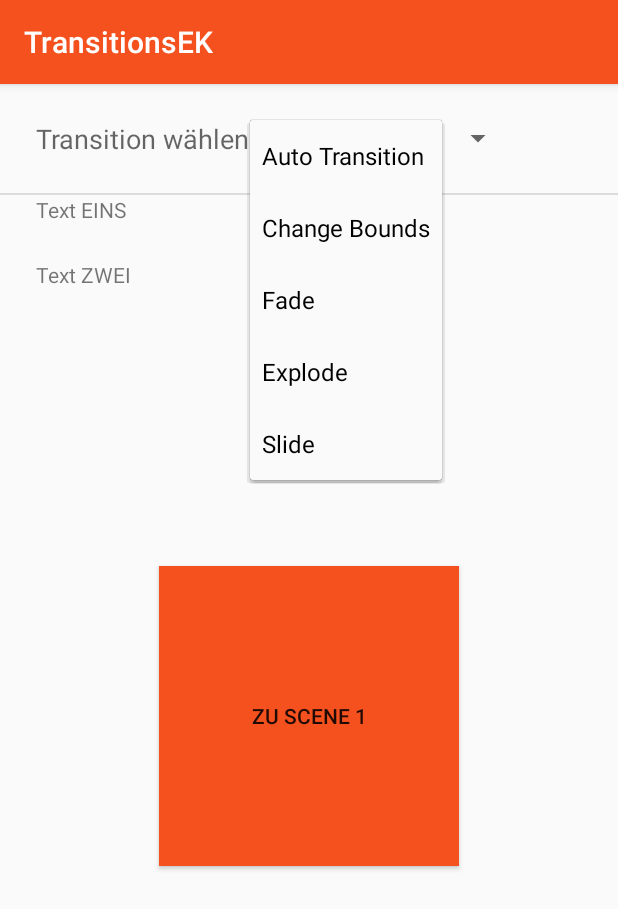
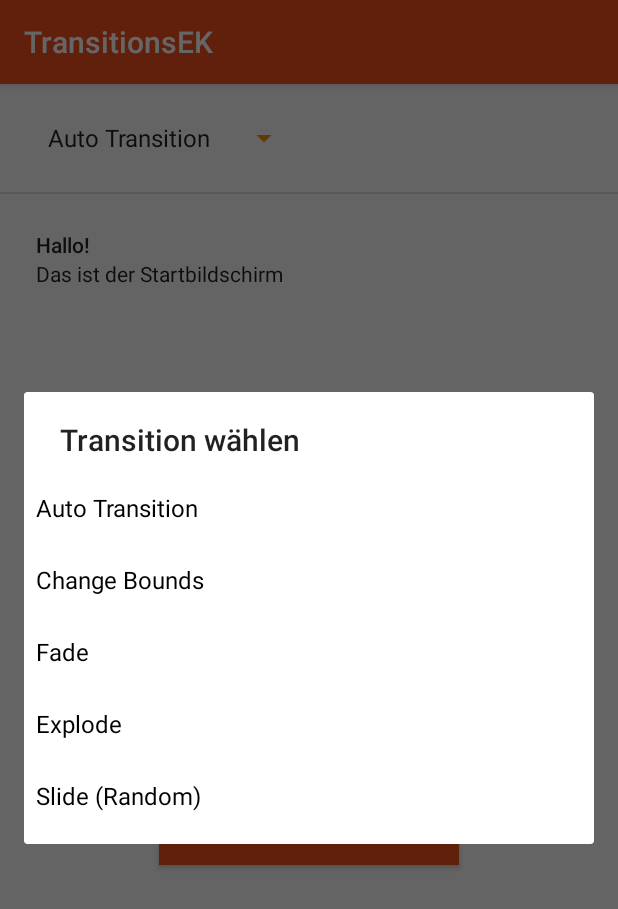
Before and after one commit to ltrebicki-tgm/Transition-Framework, an Android app: the screen it shows after launch (MainActivity), after a tap on "Auto Transition", on a phone screen of 412 x 824 dp. Shown: the top 909 px of the screen. Run offline under Robolectric (Android 15) with nearby library versions, the phone set to English and light mode, and no system bars.

Commit message:
Slide Richtung zufällig - Gravity Konstante wird zufällig gewählt

```diff
--- a/app/src/main/res/layout/activity_main.xml
+++ b/app/src/main/res/layout/activity_main.xml
@@ -5,17 +5,6 @@
     android:layout_width="match_parent"
     android:layout_height="match_parent"
     tools:context=".MainActivity">
-
-    <TextView
-        android:id="@+id/title"
-        android:layout_width="wrap_content"
-        android:layout_height="wrap_content"
-        android:layout_marginLeft="24dp"
-        android:layout_marginTop="24dp"
-        android:text="Transition wählen"
-        android:textAppearance="@style/TextAppearance.AppCompat.Medium"
-        app:layout_constraintLeft_toLeftOf="parent"
-        app:layout_constraintTop_toTopOf="parent" />
 
     <FrameLayout
         android:id="@+id/scene_root"
@@ -30,8 +19,12 @@
         android:id="@+id/spinner"
         android:layout_width="wrap_content"
         android:layout_height="wrap_content"
-        app:layout_constraintStart_toEndOf="@+id/title"
-        app:layout_constraintTop_toTopOf="@+id/title" />
+        android:layout_marginStart="24dp"
+        android:layout_marginTop="24dp"
+        android:backgroundTint="#FB8C00"
+        android:spinnerMode="dialog"
+        app:layout_constraintStart_toStartOf="parent"
+        app:layout_constraintTop_toTopOf="parent" />
 
     <View
         android:id="@+id/divider"
@@ -41,6 +34,6 @@
         android:background="?android:attr/listDivider"
         app:layout_constraintEnd_toEndOf="parent"
         app:layout_constraintStart_toStartOf="parent"
-        app:layout_constraintTop_toBottomOf="@+id/title" />
+        app:layout_constraintTop_toBottomOf="@+id/spinner" />
 
 </androidx.constraintlayout.widget.ConstraintLayout>
--- a/app/src/main/res/layout/scene_anfang.xml
+++ b/app/src/main/res/layout/scene_anfang.xml
@@ -10,17 +10,19 @@
         android:layout_width="wrap_content"
         android:layout_height="wrap_content"
         android:layout_marginStart="24dp"
-        android:text="Text EINS"
+        android:layout_marginTop="24dp"
+        android:text="Hallo!"
+        android:textAppearance="@style/TextAppearance.AppCompat.Body2"
         app:layout_constraintStart_toStartOf="parent"
-        tools:layout_editor_absoluteY="24dp" />
+        app:layout_constraintTop_toTopOf="parent" />
 
     <TextView
         android:id="@+id/text_view1"
         android:layout_width="wrap_content"
         android:layout_height="wrap_content"
         android:layout_marginStart="24dp"
-        android:layout_marginTop="24dp"
-        android:text="Text ZWEI"
+        android:text="Das ist der Startbildschirm"
+        android:textAppearance="@style/TextAppearance.AppCompat.Body1"
         app:layout_constraintStart_toStartOf="parent"
         app:layout_constraintTop_toBottomOf="@+id/text_view2" />
 
--- a/app/src/main/res/values/colors.xml
+++ b/app/src/main/res/values/colors.xml
@@ -1,6 +1,6 @@
 <?xml version="1.0" encoding="utf-8"?>
 <resources>
-    <color name="colorPrimary">#f4511e</color>
+    <color name="colorPrimary">#F4511E</color>
     <color name="colorPrimaryDark">#b91400</color>
-    <color name="colorAccent">#64b5f6</color>
+    <color name="colorAccent">#64B5F6</color>
 </resources>
--- a/app/src/main/res/values/strings.xml
+++ b/app/src/main/res/values/strings.xml
@@ -5,6 +5,6 @@
         <item>Change Bounds</item>
         <item>Fade</item>
         <item>Explode</item>
-        <item>Slide</item>
+        <item>Slide (Random)</item>
     </string-array>
 </resources>
```
Also changed, not shown: app/src/main/java/com/example/transitionsek/MainActivity.java (+7 -2 lines), app/src/main/res/layout/scene_drei.xml (+4 -3 lines), app/src/main/res/layout/scene_eins.xml (+11 -9 lines), app/src/main/res/layout/scene_zwei.xml (+14 -12 lines).
